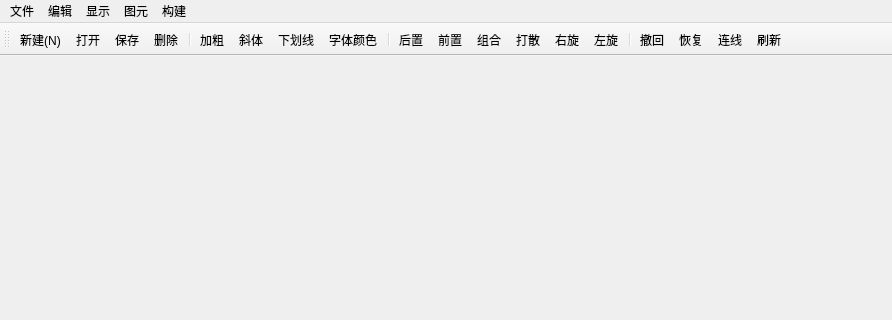
First picture: the form in mainwindow.ui, repository bluelight3/TestMainWindow, before the edit; both pictures show x 0 to 892 and y 0 to 320 of the 892 by 665 pixel window.
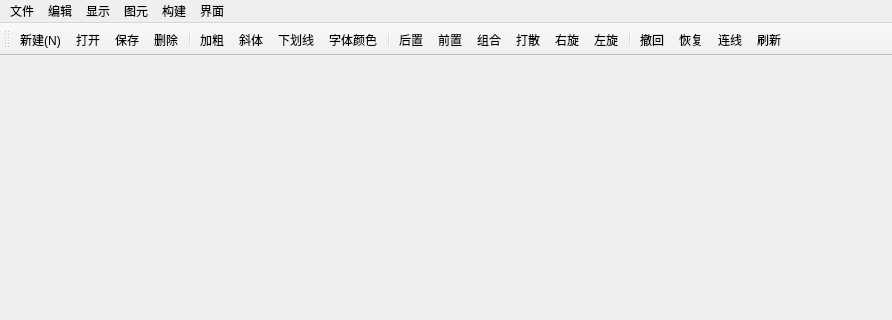
Second picture: the form after the edit. Icons and pictures are not drawn.

Patch:
```diff
--- a/mainwindow.ui
+++ b/mainwindow.ui
@@ -20,7 +20,7 @@
      <x>0</x>
      <y>0</y>
      <width>892</width>
-     <height>21</height>
+     <height>26</height>
     </rect>
    </property>
    <widget class="QMenu" name="menu">
@@ -72,11 +72,20 @@
     </property>
     <addaction name="actionGenerateProject"/>
    </widget>
+   <widget class="QMenu" name="menu_6">
+    <property name="title">
+     <string>界面</string>
+    </property>
+    <addaction name="actionSearchItem"/>
+    <addaction name="separator"/>
+    <addaction name="actionResourceStatus"/>
+   </widget>
    <addaction name="menu"/>
    <addaction name="menu_2"/>
    <addaction name="menu_3"/>
    <addaction name="menu_4"/>
    <addaction name="menu_5"/>
+   <addaction name="menu_6"/>
   </widget>
   <widget class="QStatusBar" name="statusbar"/>
   <widget class="QToolBar" name="toolBar">
```
Left out of the diff: 9 changed lines with no effect on the pictures.
